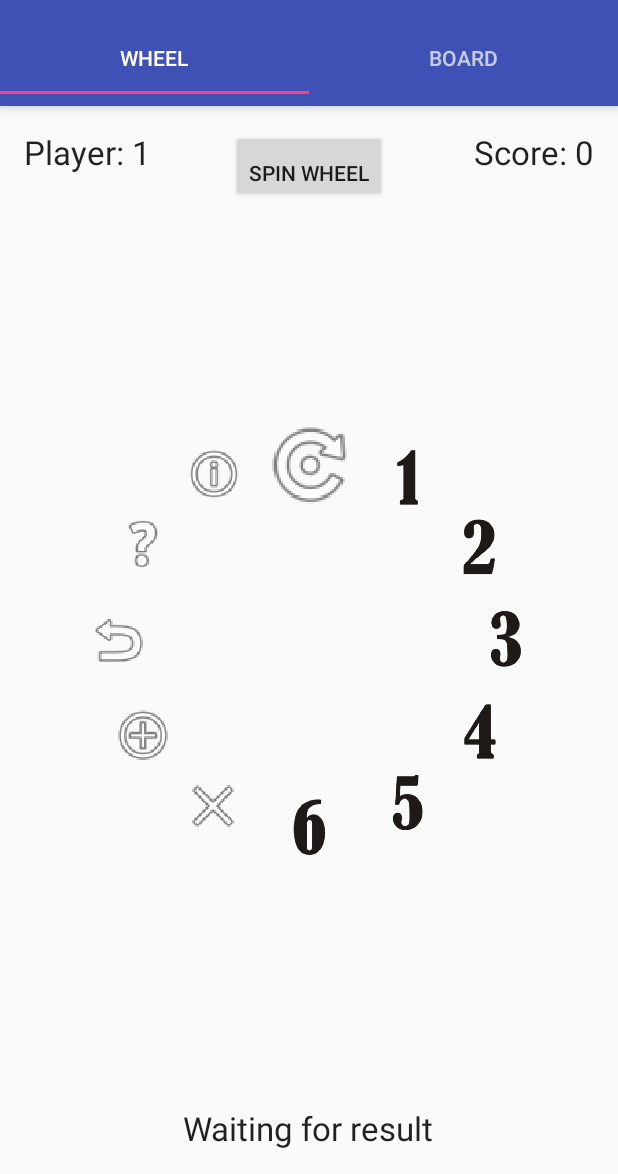
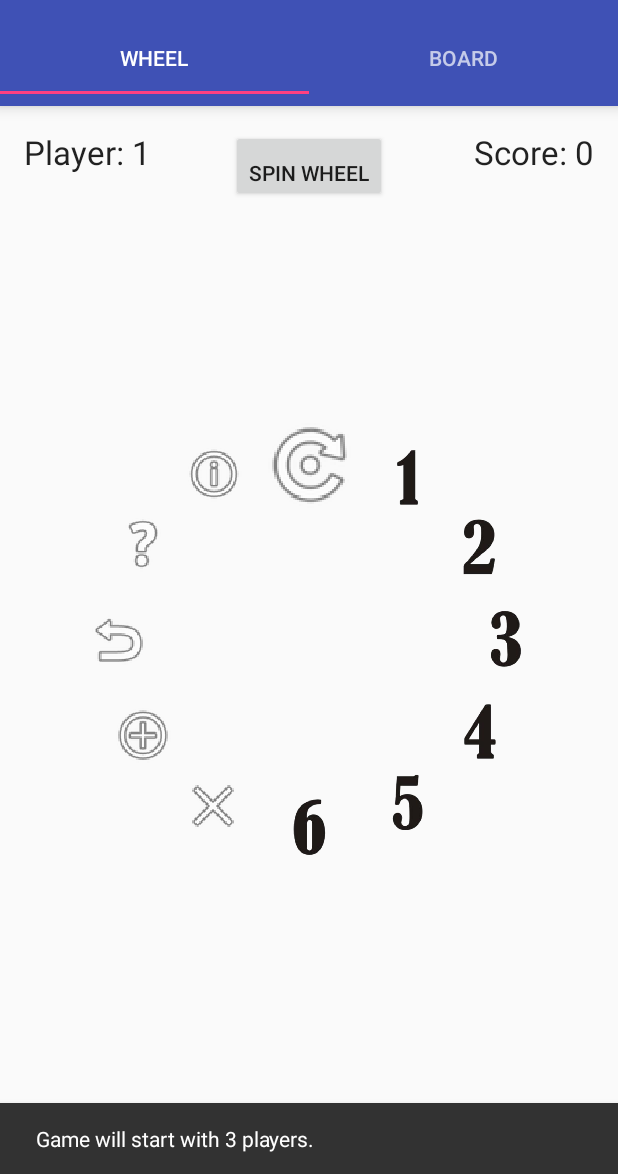
Before and after one commit to ZKjellberg/WheelOfJeopardy, an Android app: the screen it shows after launch (MainActivity), after a tap on an icon or button, on a phone screen of 412 x 824 dp, the part 62-1236 px from its top. Run offline under Robolectric (Android 15) with nearby library versions, the phone set to English and light mode, and no system bars.

Commit message:
Implemented Snackbar for Game Start & Round 2.

```diff
--- a/app/src/main/java/mobicent/com/wheelofjeopardy/MainActivity.java
+++ b/app/src/main/java/mobicent/com/wheelofjeopardy/MainActivity.java
@@ -2,6 +2,7 @@ package mobicent.com.wheelofjeopardy;
 
 import android.content.Intent;
 import android.os.Bundle;
+import android.support.design.widget.Snackbar;
 import android.support.design.widget.TabLayout;
 import android.support.v4.view.ViewPager;
 import android.support.v7.app.AppCompatActivity;
@@ -126,6 +127,7 @@ public class MainActivity extends AppCompatActivity {
         if (requestCode == NUM_PLAYERS_REQUEST) {
             Bundle extras = data.getExtras();
             numPlayers = extras.getInt("PLAYER_NUMBER");
+            Snackbar.make(findViewById(android.R.id.content), "Game will start with " + numPlayers + " players.", Snackbar.LENGTH_LONG).show();
         }
     }
 }
--- a/app/src/main/java/mobicent/com/wheelofjeopardy/WelcomeScreenActivity.java
+++ b/app/src/main/java/mobicent/com/wheelofjeopardy/WelcomeScreenActivity.java
@@ -13,7 +13,6 @@ import android.widget.EditText;
 
 public class WelcomeScreenActivity extends AppCompatActivity {
 
-    Button startButton;
     EditText numPlayersEditText;
 
     @Override
@@ -49,23 +48,20 @@ public class WelcomeScreenActivity extends AppCompatActivity {
             }
         });
 
-        // Old Method
-        startButton = (Button) findViewById(R.id.start_button);
+        // TODO: Delete old method & invisible UI components once comfortable with the drawable buttons.
+        Button startButton = (Button) findViewById(R.id.start_button);
         startButton.setOnClickListener(new View.OnClickListener() {
             @Override
             public void onClick(View v) {
                 int num = Integer.parseInt(numPlayersEditText.getText().toString());
                 startGame(num);
-//                Intent intent = new Intent();
-//                intent.putExtra("PLAYER_NUMBER", num);
-//                setResult(2, intent);
-//                finish();
             }
         });
     }
 
     public void startGame(int playerCount) {
         Intent intent = new Intent();
+        // TODO: Why do we have a setResult & a putExtra for same amount?
         intent.putExtra("PLAYER_NUMBER", playerCount);
         setResult(playerCount,intent);
         finish();
```
Also changed, not shown: app/src/main/java/mobicent/com/wheelofjeopardy/fragment/WheelFragment.java (+6 -7 lines).
